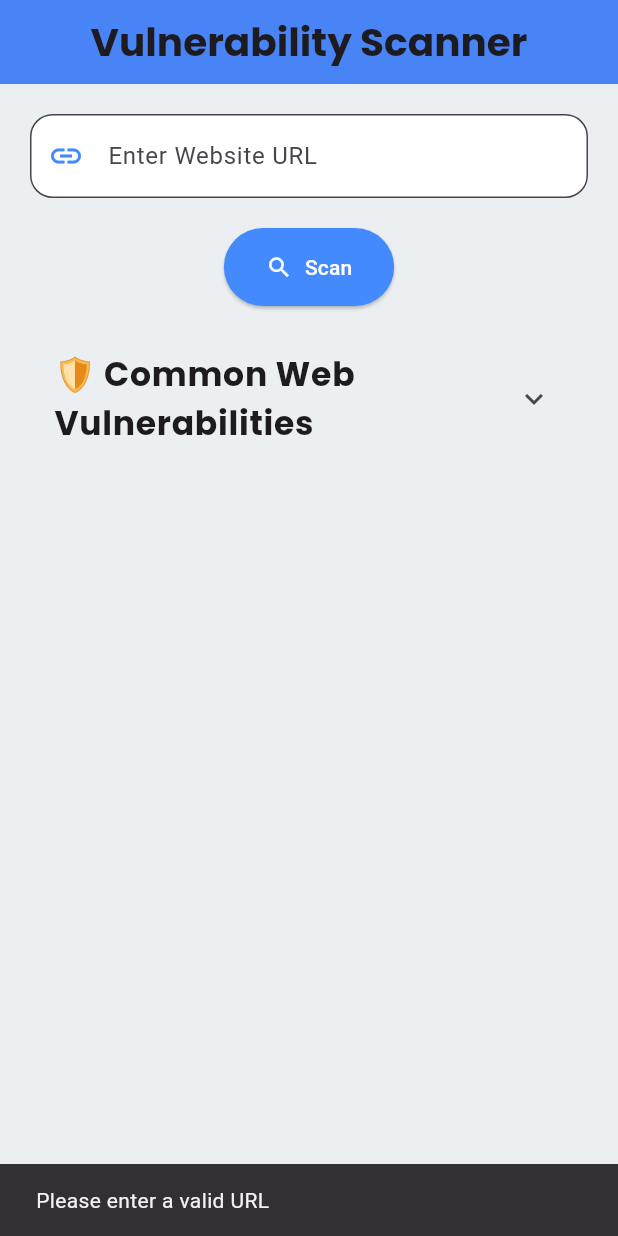
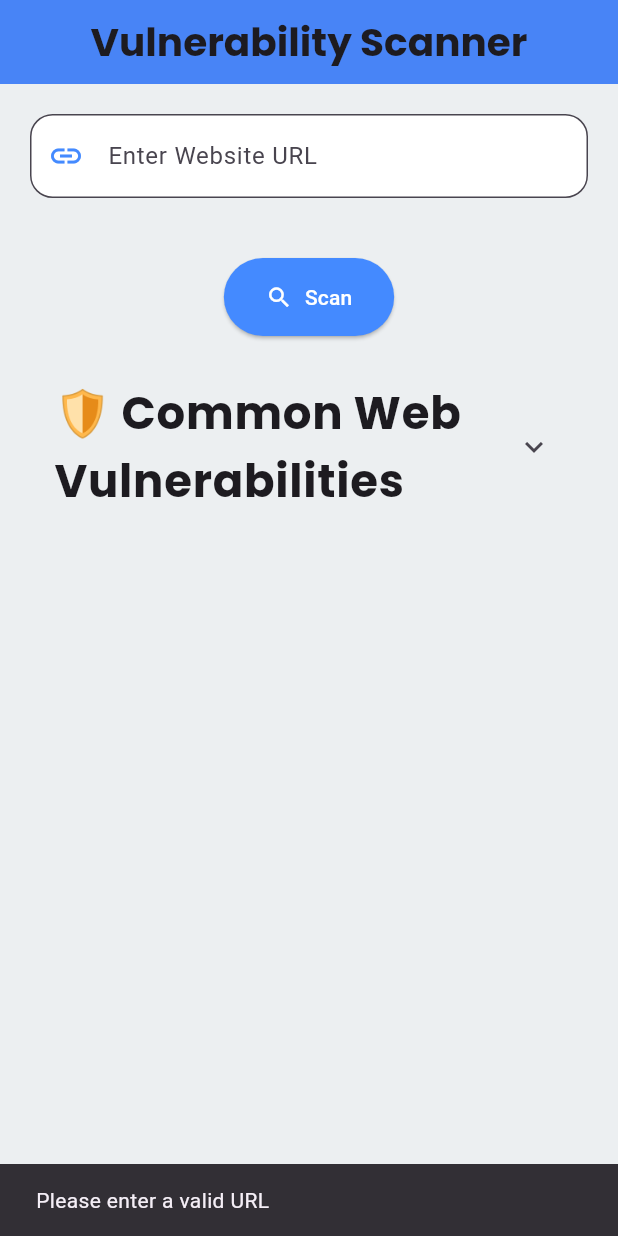
Before and after one commit to shaesansv/project_2, a Flutter app: the ScannerScreen screen opened directly, after a tap on "Scan", on a phone screen of 412 x 824 dp. Run offline on Flutter 3.47's test engine with Material 3 defaults, Android fonts, the phone set to English and light mode, and no system bars; our stand-ins replace firebase_auth, firebase_core, firebase_database, google_fonts; accounts and stored records are empty.

Commit message:
Slite Modification

```diff
--- a/flutter_app/lib/main.dart
+++ b/flutter_app/lib/main.dart
@@ -2,7 +2,6 @@ import 'package:flutter/material.dart';
 import 'package:firebase_core/firebase_core.dart';
 import 'screens/login.dart';
 import 'firebase_options.dart';
-import 'package:google_fonts/google_fonts.dart';
 
 void main() async {
   WidgetsFlutterBinding.ensureInitialized();
--- a/flutter_app/lib/screens/scanner_screen.dart
+++ b/flutter_app/lib/screens/scanner_screen.dart
@@ -5,7 +5,7 @@ import 'package:url_launcher/url_launcher.dart';
 import 'package:google_fonts/google_fonts.dart';
 
 class ScannerScreen extends StatefulWidget {
-  const ScannerScreen({Key? key}) : super(key: key);
+  const ScannerScreen({super.key});
 
   @override
   _ScannerScreenState createState() => _ScannerScreenState();
@@ -18,6 +18,7 @@ class _ScannerScreenState extends State<ScannerScreen> {
   bool _isLoading = false;
   String? _downloadLink;
   double _progress = 0.0;
+  int _progressPercentage = 0;
 
   final Map<String, Color> vulnerabilityColors = {
     "sql_injection": Colors.redAccent,
@@ -45,12 +46,16 @@ class _ScannerScreenState extends State<ScannerScreen> {
       _results = {};
       _downloadLink = null;
       _progress = 0.0;
+      _progressPercentage = 0;
     });
 
     try {
-      for (double i = 0.0; i <= 1.0; i += 0.2) {
+      for (int i = 0; i <= 100; i += 20) {
         await Future.delayed(const Duration(milliseconds: 500));
-        setState(() => _progress = i);
+        setState(() {
+          _progress = i / 100;
+          _progressPercentage = i;
+        });
       }
 
       final response = await http.post(
@@ -117,6 +122,21 @@ class _ScannerScreenState extends State<ScannerScreen> {
               ),
             ),
             const SizedBox(height: 20),
+            _isLoading
+                ? Column(
+                    children: [
+                      LinearProgressIndicator(
+                        value: _progress,
+                        color: Colors.green,
+                      ),
+                      const SizedBox(height: 20),
+                      Text("Scanning: $_progressPercentage%",
+                          style: GoogleFonts.poppins(
+                              fontSize: 16, fontWeight: FontWeight.bold)),
+                    ],
+                  )
+                : const SizedBox.shrink(),
+            const SizedBox(height: 20),
             ElevatedButton.icon(
               onPressed: scanUrl,
               icon: const Icon(Icons.search),
@@ -133,7 +153,7 @@ class _ScannerScreenState extends State<ScannerScreen> {
             ExpansionTile(
               title: Text("🛡️ Common Web Vulnerabilities",
                   style: GoogleFonts.poppins(
-                      fontSize: 22, fontWeight: FontWeight.bold)),
+                      fontSize: 30, fontWeight: FontWeight.bold)),
               children: [
                 vulnerabilityTile("🚨 SQL Injection (SQLi)",
                     "Hackers insert malicious SQL queries into input fields to access or manipulate the database."),
@@ -145,28 +165,22 @@ class _ScannerScreenState extends State<ScannerScreen> {
                     "Attackers include malicious files to execute arbitrary code on the server."),
                 vulnerabilityTile("🛑 Weak Security Headers",
                     "Poor HTTP headers allow attackers to intercept and manipulate web requests."),
-                vulnerabilityTile("🔐 Weak Passwords & Authentication Issues",
-                    "Weak passwords allow brute-force attacks where hackers try thousands of passwords."),
               ],
             ),
             const SizedBox(height: 20),
-            _isLoading
-                ? LinearProgressIndicator(value: _progress, color: Colors.green)
-                : Expanded(
+            Expanded(
               child: ListView(
                 children: _results.entries.map((entry) {
-                        final color =
-                            vulnerabilityColors[entry.key] ?? Colors.grey;
+                  final color = vulnerabilityColors[entry.key] ?? Colors.grey;
                   return Card(
                     child: ListTile(
                       tileColor: color.withOpacity(0.1),
                       leading: CircleAvatar(
                           backgroundColor: color,
-                                child:
-                                    Icon(Icons.security, color: Colors.white)),
+                          child: Icon(Icons.security, color: Colors.white)),
                       title: Text(entry.key.toUpperCase(),
-                                style: GoogleFonts.poppins(
-                                    fontWeight: FontWeight.bold)),
+                          style:
+                              GoogleFonts.poppins(fontWeight: FontWeight.bold)),
                       subtitle: Text(entry.value.toString()),
                     ),
                   );
```
Also changed, not shown: flutter_app/lib/backend/samp.dart (+4 -46 lines), 4 other files. Lines whose indentation alone changed are shown as unchanged.
